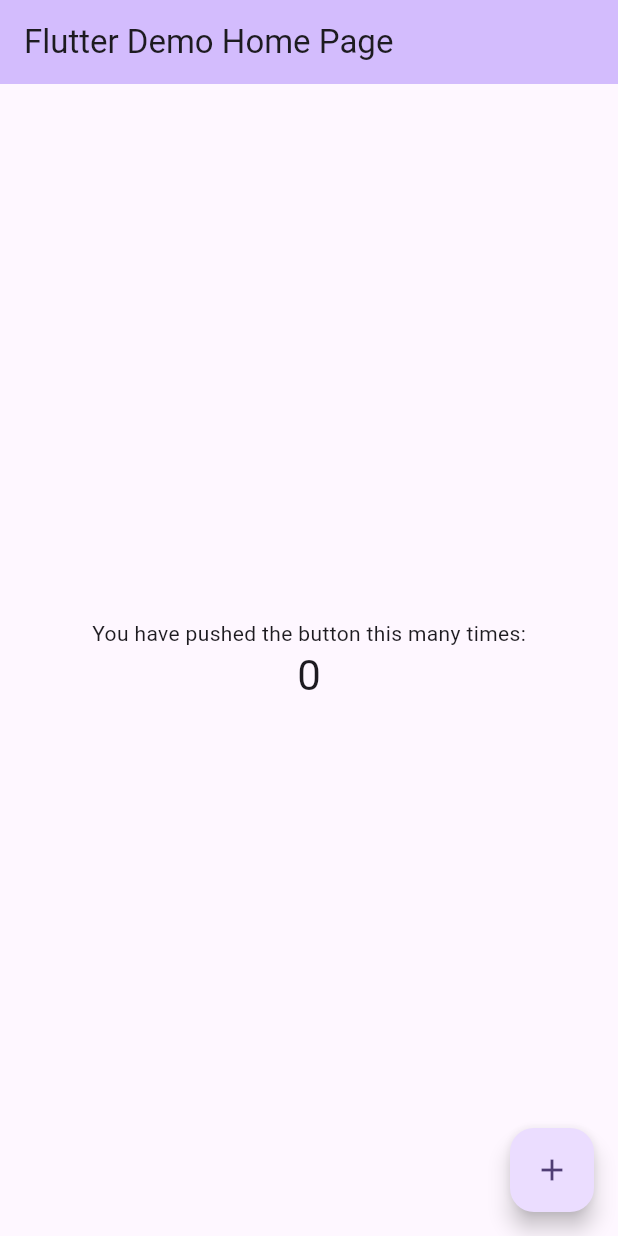
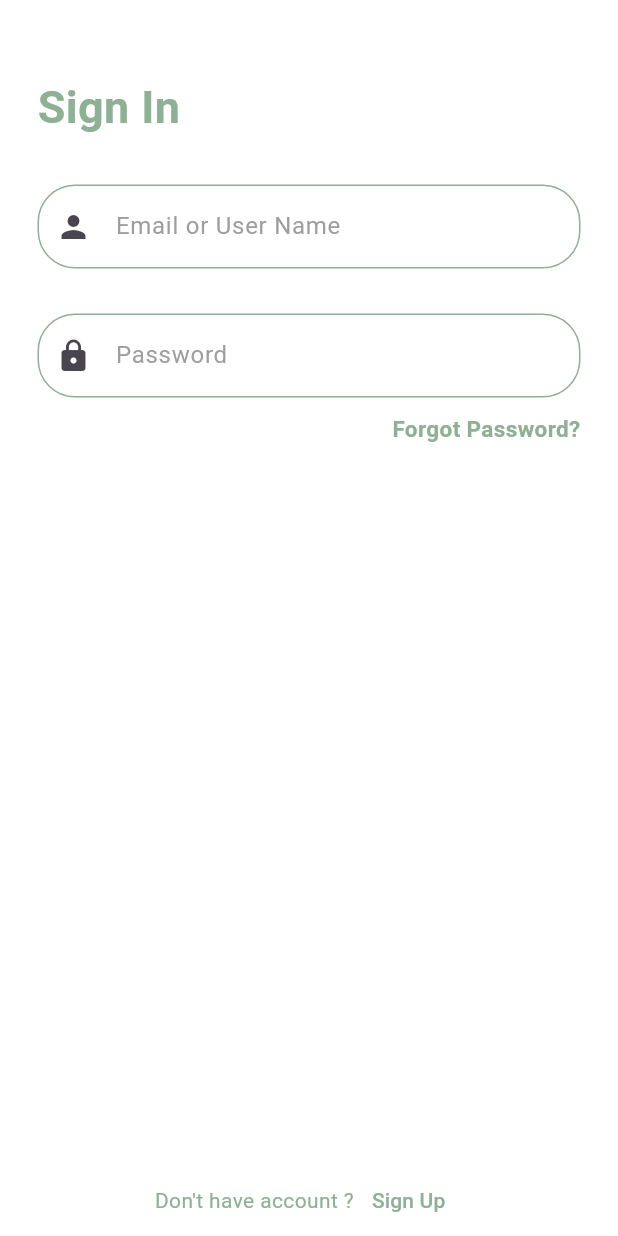
Before and after one commit to RestoRun1/resto_run_mobile, a Flutter app: the screen it shows after launch, on a phone screen of 412 x 824 dp. Run offline on Flutter 3.47's test engine with Material 3 defaults, Android fonts, the phone set to English and light mode, and no system bars.

Commit message:
Sign In Page Created No Functionality Just Look

```diff
--- /dev/null
+++ b/lib/Components/GoSignUpButton.dart
@@ -0,0 +1,33 @@
+import 'package:flutter/material.dart';
+
+class GoSignUpButton extends StatelessWidget {
+  void click() {
+    print("Go Sign Up Button Works");
+  }
+
+  const GoSignUpButton({super.key});
+
+  @override
+  Widget build(BuildContext context) {
+    return Row(
+      children: [
+        const Text(
+          "Don't have account ?",
+          style: TextStyle(
+            color: Color.fromRGBO(142, 176, 148, 1),
+          ),
+        ),
+        TextButton(
+            onPressed: () {
+              print("s");
+            },
+            child:
+              Text("Sign Up",
+                   style: TextStyle(
+                    color: Color.fromRGBO(142, 176, 148, 1),
+                   ),
+            )),
+      ],
+    );
+  }
+}
--- /dev/null
+++ b/lib/Components/MyTextField.dart
@@ -0,0 +1,47 @@
+import 'package:flutter/material.dart';
+
+class MyTextField extends StatelessWidget {
+  final controller;
+  final String hintText;
+  final bool obscureText;
+
+  const MyTextField({
+    super.key,
+    required this.controller,
+    required this.hintText,
+    required this.obscureText,
+  });
+
+  @override
+  Widget build(BuildContext context) {
+    return Padding(
+      padding: const EdgeInsets.symmetric(horizontal: 25.0),
+      child: TextField(
+        controller: controller,
+        obscureText: obscureText,
+        decoration: InputDecoration(
+
+            enabledBorder:
+                // ignore: prefer_const_constructors
+                OutlineInputBorder(
+                  borderSide: BorderSide(color: Color.fromRGBO(142, 176, 148, 1)),
+                  borderRadius: BorderRadius.circular(25)
+                  ),
+
+            focusedBorder:
+                // ignore: prefer_const_constructors
+                OutlineInputBorder(
+                  borderSide: BorderSide(color: Color.fromRGBO(142, 176, 148, 1)),
+                  borderRadius: BorderRadius.circular(50)
+                  ),
+
+            fillColor: Colors.white,
+            filled: true,
+            hintText : hintText,
+            hintStyle: const TextStyle(color: Colors.grey),
+            prefixIcon: Icon(Icons.person)
+        ),
+      ),
+    );
+  }
+}
--- /dev/null
+++ b/lib/Components/PasswordTextField.dart
@@ -0,0 +1,47 @@
+import 'package:flutter/material.dart';
+
+class PasswordTextField extends StatelessWidget {
+  final controller;
+  final String hintText;
+  final bool obscureText;
+
+  const PasswordTextField({
+    super.key,
+    required this.controller,
+    required this.hintText,
+    required this.obscureText,
+  });
+
+  @override
+  Widget build(BuildContext context) {
+    return Padding(
+      padding: const EdgeInsets.symmetric(horizontal: 25.0),
+      child: TextField(
+
+        controller: controller,
+        obscureText: obscureText,
+        decoration: InputDecoration(
+            enabledBorder:
+                // ignore: prefer_const_constructors
+                OutlineInputBorder(
+                  borderSide: BorderSide(color: Color.fromRGBO(142, 176, 148, 1)),
+                  borderRadius: BorderRadius.circular(25)
+                  ),
+
+            focusedBorder:
+                // ignore: prefer_const_constructors
+                OutlineInputBorder(
+                  borderSide: BorderSide(color: Color.fromRGBO(142, 176, 148, 1)),
+                  borderRadius: BorderRadius.circular(50)
+                  ),
+
+            fillColor: Colors.white,
+            filled: true,
+            hintText : hintText,
+            hintStyle: const TextStyle(color: Colors.grey),
+            prefixIcon: Icon(Icons.lock)
+        ),
+      ),
+    );
+  }
+}
--- /dev/null
+++ b/lib/Components/SignInButton.dart
@@ -0,0 +1,33 @@
+import 'package:flutter/material.dart';
+
+class SignInButton extends StatelessWidget {
+  final String text;
+
+  const SignInButton({super.key, required this.text});
+
+  @override
+  Widget build(BuildContext context) {
+    return Container(
+
+      width: double.infinity,
+      child: Padding(
+          padding: const EdgeInsets.symmetric(horizontal: 25.0),
+          child: ElevatedButton(
+            style: ButtonStyle(
+              backgroundColor:  MaterialStateProperty.all<Color>(Color.fromRGBO(142, 176, 148, 1))
+
+            ),
+
+            onPressed: () {
+              print("Elevated Button Pressed");
+            },
+            child:  Text(
+              text,
+              style: const TextStyle(
+                color: Colors.white
+              ),
+            ),
+          )),
+    );
+  }
+}
--- /dev/null
+++ b/lib/Pages/SignIn.dart
@@ -0,0 +1,143 @@
+import 'package:flutter/material.dart';
+import 'package:resto_run_mobile/Components/GoSignUpButton.dart';
+import 'package:resto_run_mobile/Components/MyTextField.dart';
+import 'package:resto_run_mobile/Components/PasswordTextField.dart';
+import 'package:resto_run_mobile/Components/SignInButton.dart';
+
+class SignIn extends StatelessWidget {
+  SignIn({super.key});
+
+  final usernameController = TextEditingController();
+  final passwordController = TextEditingController();
+
+
+  @override
+  Widget build(BuildContext context) {
+    return Scaffold(
+        backgroundColor: Colors.white,
+        body: SafeArea(
+            child: Center(
+              child: Column(
+                children: [
+
+                  const SizedBox(height: 50),
+
+                  const Padding(
+                    padding: EdgeInsets.symmetric(horizontal: 25),
+                    child: Row(
+                      mainAxisAlignment: MainAxisAlignment.start,
+                      children: [
+                        Text("Sign In",
+                          style: TextStyle(
+                            color: Color.fromRGBO(142, 176, 148, 1),
+                            fontSize: 30,
+                            fontWeight: FontWeight.bold,
+                          ),
+                        ),
+                      ],
+                    ),
+                  ),
+
+                  SizedBox(height: 30,),
+
+                  MyTextField(
+                    controller: usernameController, hintText: "Email or User Name", obscureText: false
+                  ),
+
+                  SizedBox(height: 30,),
+
+                  PasswordTextField(controller: passwordController, hintText: "Password", obscureText: true),
+
+                  SizedBox(height: 10,),
+
+                  const Row(
+                    mainAxisAlignment: MainAxisAlignment.end,
+                    children: [
+                      Padding(
+                        padding: EdgeInsets.symmetric(horizontal: 25),
+                        child: Text("Forgot Password?",
+                            style: TextStyle(
+                             color: Color.fromRGBO(142, 176, 148, 1),
+                             fontSize: 15,
+                             fontWeight: FontWeight.bold,
+                            ),
+
+                        ),
+                      ),
+                    ],
+                  ),
+
+                  const Spacer(),
+
+                  const Row(
+                    mainAxisAlignment: MainAxisAlignment.center,
+                    children: [
+
+                      Padding(
+                        padding: EdgeInsets.symmetric(horizontal: 25),
+                        child: GoSignUpButton(),
+                      ),
+
+                    ],
+
+
+                  ),
+                ],
+          ),
+
+
+
+        )));
+  }
+}
+
+
+
+
+/*
+                  const Icon(
+                    Icons.lock,
+                    size: 100,
+                  ),
+
+                  const SizedBox(height: 50,),
+
+                  const Text(
+                      'Welcome Back',
+                      style: TextStyle(
+                        color: Colors.blue,
+                        fontSize: 50
+                      ),
+
+                  ),
+
+                  const SizedBox(height: 25,),
+
+                  MyTextField(
+                    controller: usernameController,
+                    obscureText: false,
+                    hintText: "Enter Email",
+                  ),
+
+                  SizedBox(height: 25),
+
+                  MyTextField(
+                    controller: passwordController,
+                    obscureText: true,
+                    hintText: "Enter Password",
+
+                  ),
+
+                  SizedBox(height: 3,),
+
+                  const Padding(
+                    padding: const EdgeInsets.symmetric(horizontal: 25),
+                    child: const Row(
+
+                      mainAxisAlignment: MainAxisAlignment.end,
+
+                      children: [Text("Forgot Password")],
+
+                    ),
+                  )
+                  */
--- a/lib/main.dart
+++ b/lib/main.dart
@@ -1,4 +1,5 @@
 import 'package:flutter/material.dart';
+import 'Pages/SignIn.dart';
 
 void main() {
   runApp(const MyApp());
@@ -10,6 +11,12 @@
   // This widget is the root of your application.
   @override
   Widget build(BuildContext context) {
+    return MaterialApp(
+      debugShowCheckedModeBanner: false,
+      home: SignIn(),
+    );
+
+    /*
     return MaterialApp(
       title: 'Flutter Demo',
       theme: ThemeData(
@@ -28,11 +35,13 @@
         //
         // This works for code too, not just values: Most code changes can be
         // tested with just a hot reload.
-        colorScheme: ColorScheme.fromSeed(seedColor: Colors.deepPurple),
+        colorScheme:
+            ColorScheme.fromSeed(seedColor: Color.fromARGB(226, 242, 52, 52)),
         useMaterial3: true,
       ),
       home: const MyHomePage(title: 'Flutter Demo Home Page'),
     );
+    */
   }
 }
 
```
